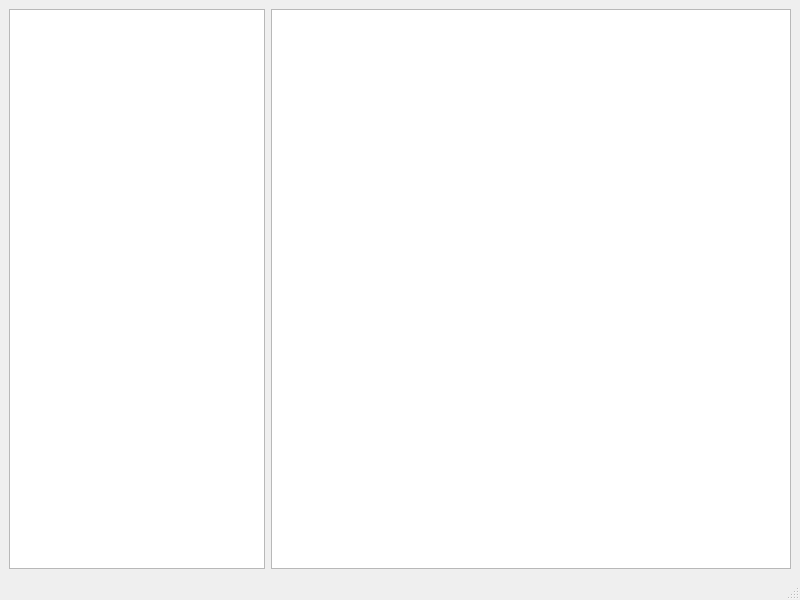
Old version of the form FileMangerQT/view.ui in the repository Adelelsayedahmed/File-Manager.
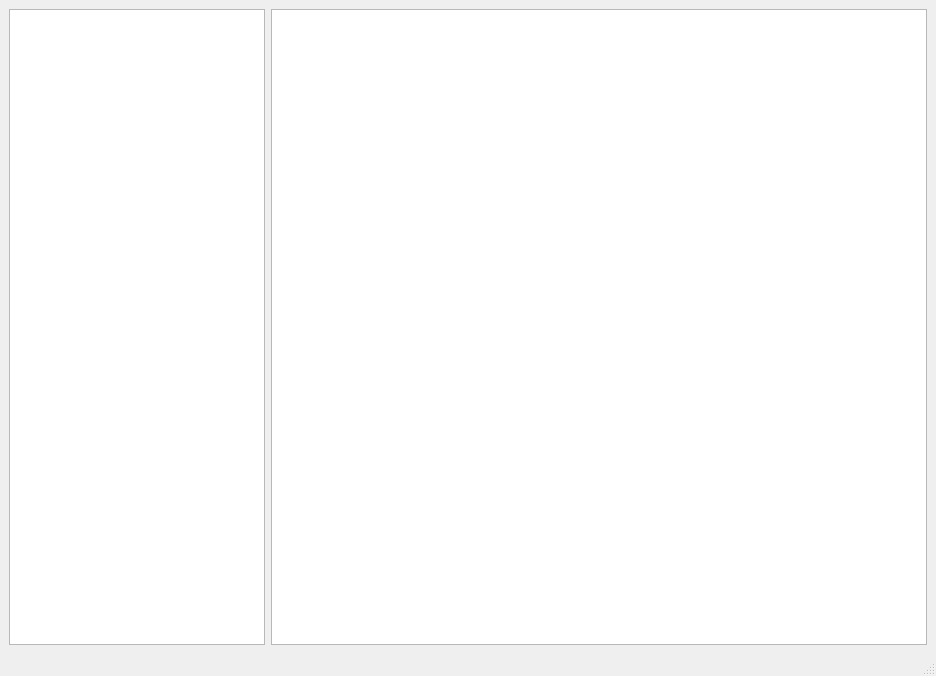
New version of the form.

Diff of the .ui file:
```diff
--- a/FileMangerQT/view.ui
+++ b/FileMangerQT/view.ui
@@ -6,19 +6,32 @@
    <rect>
     <x>0</x>
     <y>0</y>
-    <width>800</width>
-    <height>600</height>
+    <width>936</width>
+    <height>676</height>
    </rect>
   </property>
   <property name="windowTitle">
    <string>View</string>
   </property>
   <widget class="QWidget" name="centralwidget">
-   <layout class="QHBoxLayout" name="horizontalLayout">
-    <item>
+   <layout class="QGridLayout" name="gridLayout">
+    <item row="0" column="0">
      <layout class="QFormLayout" name="formLayout">
       <item row="0" column="0">
-       <widget class="QTreeView" name="treeView"/>
+       <widget class="QTreeView" name="treeView">
+        <property name="sizePolicy">
+         <sizepolicy hsizetype="Expanding" vsizetype="MinimumExpanding">
+          <horstretch>0</horstretch>
+          <verstretch>0</verstretch>
+         </sizepolicy>
+        </property>
+        <property name="minimumSize">
+         <size>
+          <width>0</width>
+          <height>536</height>
+         </size>
+        </property>
+       </widget>
       </item>
       <item row="0" column="1">
        <widget class="QTableView" name="tableView"/>
```
Left out of the diff: 2 changed lines with no effect on the pictures.
